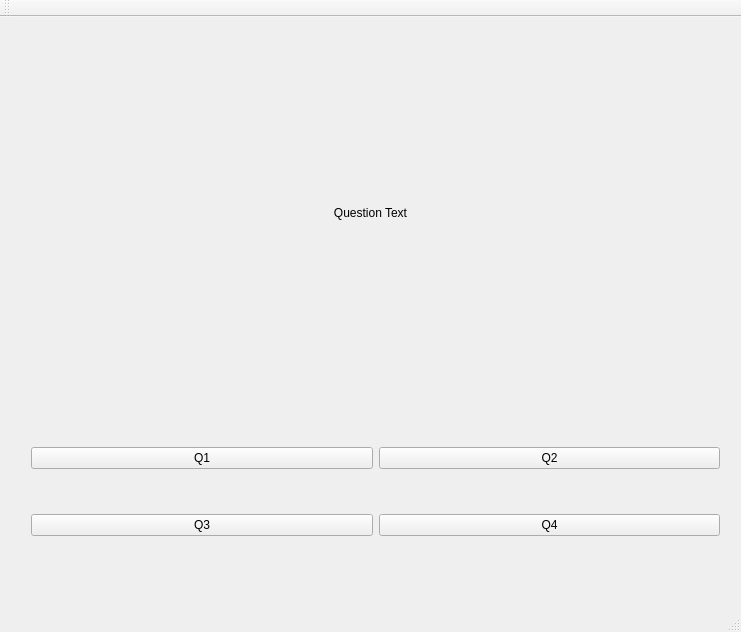
Qt form EducationalGame/mainwindow.ui (nphelpsiv/Education-App) before a commit.
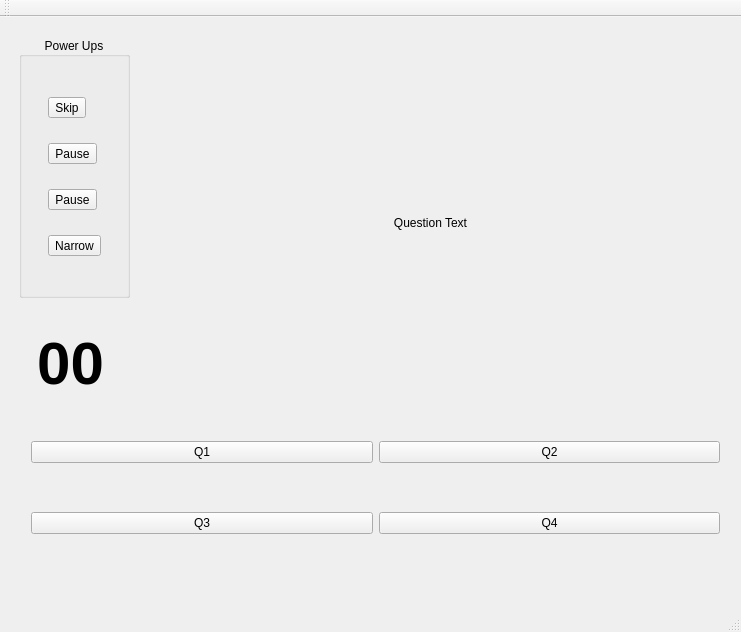
The same form after that commit. The open tabs and pages were chosen to show the change.

Commit message: added buffer page

Patch:
```diff
--- a/EducationalGame/mainwindow.ui
+++ b/EducationalGame/mainwindow.ui
@@ -309,9 +309,9 @@
       <property name="geometry">
        <rect>
         <x>20</x>
-        <y>380</y>
+        <y>370</y>
         <width>711</width>
-        <height>191</height>
+        <height>201</height>
        </rect>
       </property>
       <layout class="QGridLayout" name="gridLayout_4">
@@ -372,10 +372,161 @@
      <widget class="QLabel" name="questionLabel">
       <property name="geometry">
        <rect>
+        <x>150</x>
+        <y>50</y>
+        <width>561</width>
+        <height>311</height>
+       </rect>
+      </property>
+      <property name="text">
+       <string>Question Text</string>
+      </property>
+      <property name="alignment">
+       <set>Qt::AlignCenter</set>
+      </property>
+     </widget>
+     <widget class="QLabel" name="label">
+      <property name="geometry">
+       <rect>
         <x>30</x>
+        <y>320</y>
+        <width>81</width>
+        <height>51</height>
+       </rect>
+      </property>
+      <property name="font">
+       <font>
+        <pointsize>45</pointsize>
+        <weight>75</weight>
+        <italic>false</italic>
+        <bold>true</bold>
+        <underline>false</underline>
+        <strikeout>false</strikeout>
+       </font>
+      </property>
+      <property name="acceptDrops">
+       <bool>false</bool>
+      </property>
+      <property name="text">
+       <string>00</string>
+      </property>
+      <property name="alignment">
+       <set>Qt::AlignCenter</set>
+      </property>
+     </widget>
+     <widget class="QGroupBox" name="groupBox">
+      <property name="geometry">
+       <rect>
+        <x>19</x>
+        <y>20</y>
+        <width>111</width>
+        <height>261</height>
+       </rect>
+      </property>
+      <property name="title">
+       <string>Power Ups</string>
+      </property>
+      <property name="alignment">
+       <set>Qt::AlignCenter</set>
+      </property>
+      <widget class="QWidget" name="gridLayoutWidget_6">
+       <property name="geometry">
+        <rect>
+         <x>10</x>
+         <y>30</y>
+         <width>91</width>
+         <height>221</height>
+        </rect>
+       </property>
+       <layout class="QGridLayout" name="gridLayout_6">
+        <item row="0" column="0">
+         <widget class="QToolButton" name="toolButton">
+          <property name="text">
+           <string>Skip</string>
+          </property>
+         </widget>
+        </item>
+        <item row="1" column="0">
+         <widget class="QToolButton" name="toolButton_2">
+          <property name="text">
+           <string>Pause</string>
+          </property>
+         </widget>
+        </item>
+        <item row="2" column="0">
+         <widget class="QToolButton" name="toolButton_3">
+          <property name="text">
+           <string>Pause</string>
+          </property>
+         </widget>
+        </item>
+        <item row="3" column="0">
+         <widget class="QToolButton" name="toolButton_4">
+          <property name="text">
+           <string>Narrow</string>
+          </property>
+         </widget>
+        </item>
+       </layout>
+      </widget>
+     </widget>
+    </widget>
+    <widget class="QWidget" name="gameBufferPage">
+     <widget class="QWidget" name="gridLayoutWidget_5">
+      <property name="geometry">
+       <rect>
+        <x>200</x>
+        <y>170</y>
+        <width>341</width>
+        <height>213</height>
+       </rect>
+      </property>
+      <layout class="QGridLayout" name="gridLayout_5">
+       <item row="1" column="0">
+        <widget class="QLabel" name="label_2">
+         <property name="font">
+          <font>
+           <pointsize>50</pointsize>
+          </font>
+         </property>
+         <property name="text">
+          <string>Prize:</string>
+         </property>
+         <property name="alignment">
+          <set>Qt::AlignCenter</set>
+         </property>
+        </widget>
+       </item>
+       <item row="2" column="0">
+        <widget class="QLabel" name="label_3">
+         <property name="font">
+          <font>
+           <pointsize>25</pointsize>
+          </font>
+         </property>
+         <property name="text">
+          <string>Description</string>
+         </property>
+         <property name="alignment">
+          <set>Qt::AlignCenter</set>
+         </property>
+        </widget>
+       </item>
+       <item row="2" column="1">
+        <widget class="QTextBrowser" name="textBrowser"/>
+       </item>
+       <item row="1" column="1">
+        <widget class="QTextBrowser" name="textBrowser_2"/>
+       </item>
+      </layout>
+     </widget>
+     <widget class="QLabel" name="label_4">
+      <property name="geometry">
+       <rect>
+        <x>20</x>
         <y>30</y>
-        <width>681</width>
-        <height>331</height>
+        <width>701</width>
+        <height>51</height>
        </rect>
       </property>
       <property name="text">
```
Left out of the diff: 9 changed lines with no effect on the pictures.
